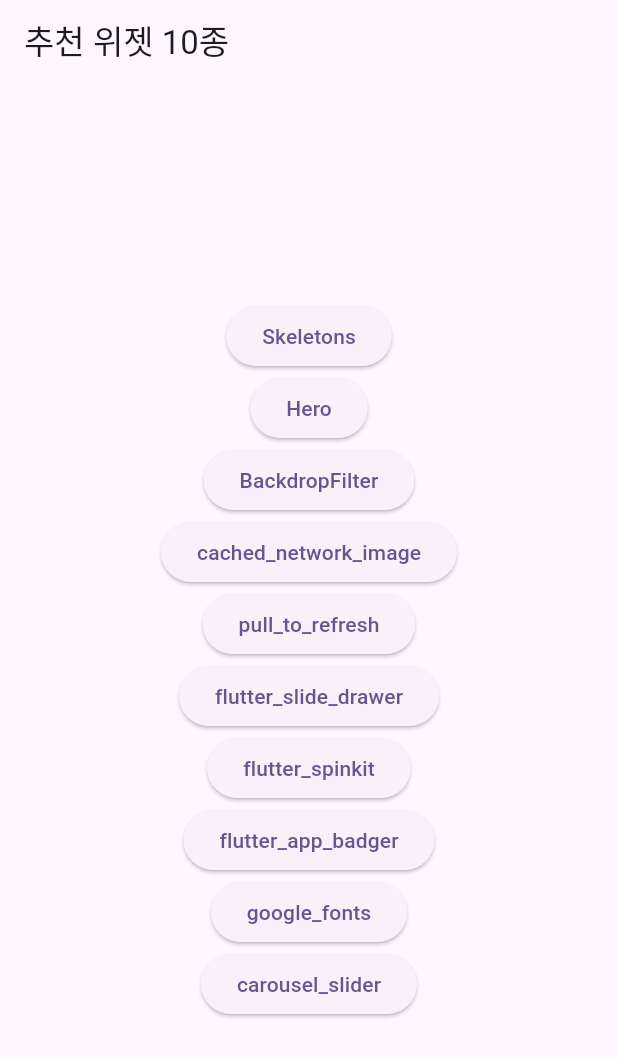
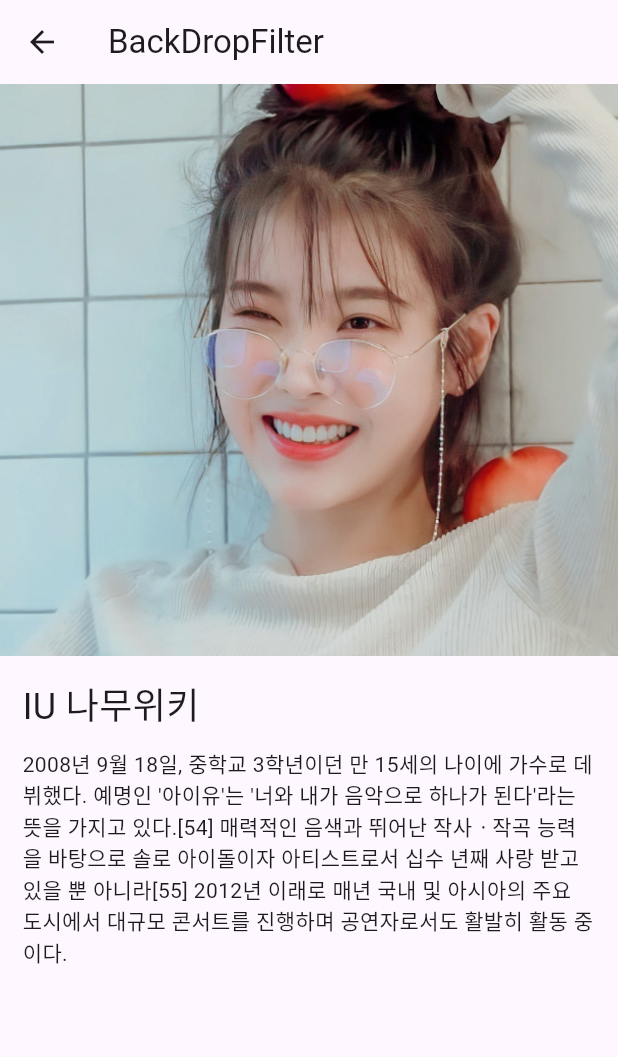
Before and after one commit to poseidonKey/recommend_widget, a Flutter app: the screen it shows after launch, after a tap on "BackdropFilter", on a phone screen of 412 x 824 dp. Shown: the top 1057 px of the screen. Run offline on Flutter 3.47's test engine with Material 2 defaults, Android fonts, the phone set to English and light mode, and no system bars; our stand-ins replace skeletons.

Commit message:
BackdropFilter 예제 완성

```diff
--- /dev/null
+++ b/lib/src/back_drop_filter/back_drop_filter_page.dart
@@ -0,0 +1,83 @@
+import 'dart:ui';
+
+import 'package:flutter/material.dart';
+
+class BackDropFilterPage extends StatefulWidget {
+  const BackDropFilterPage({super.key});
+
+  @override
+  State<BackDropFilterPage> createState() => _BackDropFilterPageState();
+}
+
+class _BackDropFilterPageState extends State<BackDropFilterPage> {
+  bool showFilter = false;
+
+  void showPopupMessage(bool ck) {
+    setState(() {
+      showFilter = ck;
+    });
+  }
+
+  @override
+  Widget build(BuildContext context) {
+    return Scaffold(
+      appBar: AppBar(
+        title: Text('BackDropFilter'),
+      ),
+      body: Stack(
+        children: <Widget>[
+          GestureDetector(
+            onTap: () {
+              showPopupMessage(true);
+            },
+            child: Center(
+              child: Column(
+                crossAxisAlignment: CrossAxisAlignment.stretch,
+                children: [
+                  Image.asset(
+                    'assets/images/avatar.png',
+                  ),
+                  const Padding(
+                      padding: EdgeInsets.all(15.0),
+                      child: Column(
+                        crossAxisAlignment: CrossAxisAlignment.stretch,
+                        children: [
+                          Text(
+                            "IU 나무위키",
+                            style: TextStyle(fontSize: 24),
+                          ),
+                          SizedBox(height: 10),
+                          Text(
+                              "2008년 9월 18일, 중학교 3학년이던 만 15세의 나이에 가수로 데뷔했다. 예명인 '아이유'는 '너와 내가 음악으로 하나가 된다'라는 뜻을 가지고 있다.[54] 매력적인 음색과 뛰어난 작사ㆍ작곡 능력을 바탕으로 솔로 아이돌이자 아티스트로서 십수 년째 사랑 받고 있을 뿐 아니라[55] 2012년 이래로 매년 국내 및 아시아의 주요 도시에서 대규모 콘서트를 진행하며 공연자로서도 활발히 활동 중이다.")
+                        ],
+                      )),
+                ],
+              ),
+            ),
+          ),
+          if (showFilter)
+            Center(
+              child: BackdropFilter(
+                filter: ImageFilter.blur(sigmaX: 4.0, sigmaY: 4.0),
+                child: GestureDetector(
+                  onTap: () {
+                    showPopupMessage(false);
+                  },
+                  child: Container(
+                    height: 200.0,
+                    color: Colors.black.withOpacity(0),
+                    child: const Center(
+                      child: Text(
+                        'UI Backdrop Filter',
+                        style: TextStyle(color: Colors.pink, fontSize: 24.0),
+                      ),
+                    ),
+                  ),
+                ),
+              ),
+            ),
+        ],
+      ),
+    );
+  }
+}
--- a/lib/src/home.dart
+++ b/lib/src/home.dart
@@ -1,3 +1,4 @@
+import 'package:dev_man_recommend_flutter_widget/src/back_drop_filter/back_drop_filter_page.dart';
 import 'package:dev_man_recommend_flutter_widget/src/hero/hero_page.dart';
 import 'package:dev_man_recommend_flutter_widget/src/skeletons/skeletons_page.dart';
 import 'package:flutter/material.dart';
@@ -31,7 +32,9 @@ class Home extends StatelessWidget {
               child: const Text('Hero'),
             ),
             ElevatedButton(
-              onPressed: () {},
+              onPressed: () {
+                gotoPage(context, const BackDropFilterPage());
+              },
               child: const Text('BackdropFilter'),
             ),
             ElevatedButton(
```
